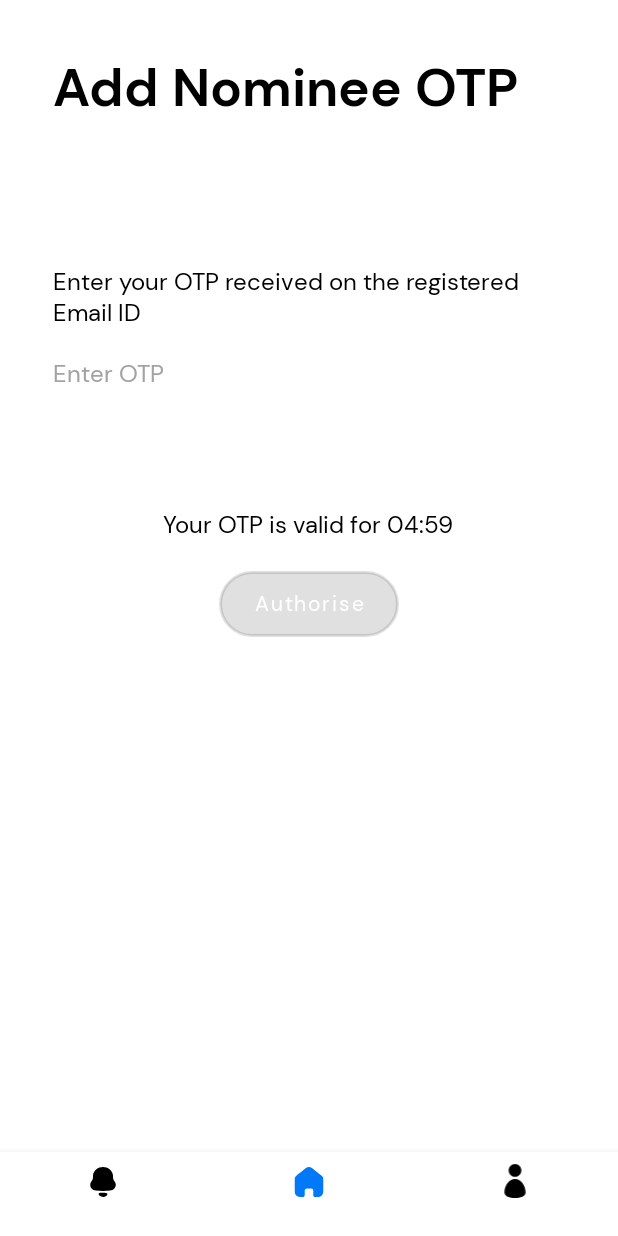
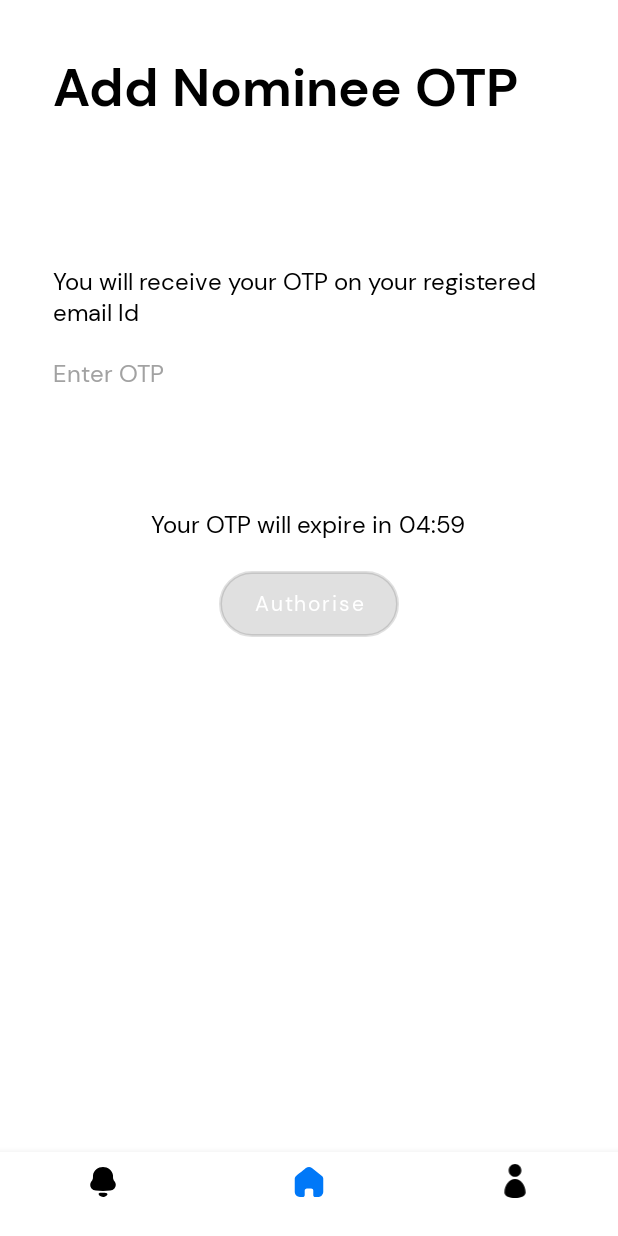
Before and after one commit to AkhilSBodhade/AkhilSBodhade, an Android app: the AddNomineeOTPFragment screen opened through its navigation route, on a phone screen of 412 x 824 dp. Run offline under Robolectric (Android 15) with nearby library versions, the phone set to English and light mode, and no system bars; our stand-ins replace Dagger/Hilt's generated code, navigation-ui; libraries missing offline, so code that uses them is left out: com.kishandonga.csbx, dmax.dialog, io.github.janbarari.kevent; plain views replace OtpTextView; network calls fail; 7 statements that could not run were skipped.

Commit message:
first commit

```diff
--- a/app/src/main/res/values/strings.xml
+++ b/app/src/main/res/values/strings.xml
@@ -27,13 +27,13 @@
     <string name="signup_otp_instr">An OTP will be sent to you on this email id. You cannot change or edit this email id once registered.</string>
     <string name="signup_email_share_instr">Note - Your email id will not be shared.</string>
     <string name="already_on_myfolio">Already have an account?</string>
-    <string name="enter_registered_email_id">Enter Email ID</string>
+    <string name="enter_registered_email_id">Enter Registered Email ID</string>
     <string name="login_otp_instr">An OTP will be sent to your registered email ID</string>
     <string name="new_to_myfolio">New to MyFolio?</string>
     <string name="sign_up_otp">Sign Up OTP</string>
-    <string name="signup_otp_verfiy_instr">Enter your OTP received on the registered Email ID</string>
+    <string name="signup_otp_verfiy_instr">You will receive your OTP on your registered email Id</string>
     <string name="enter_otp">Enter OTP</string>
-    <string name="your_otp_will_expire_in">Your OTP is valid for</string>
+    <string name="your_otp_will_expire_in">Your OTP will expire in </string>
     <string name="authorise">Authorise</string>
     <string name="terms_and_conditions">terms and conditions</string>
     <string name="i_agree_to_the">I agree to the</string>
```
